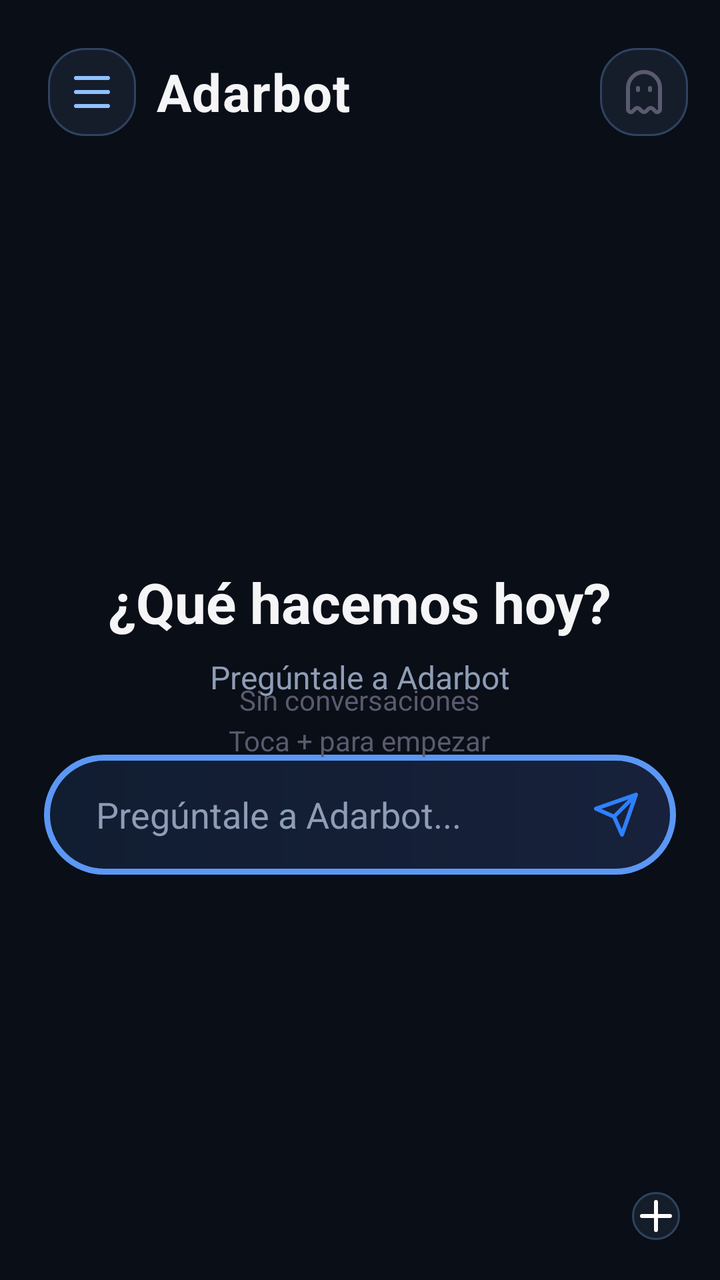
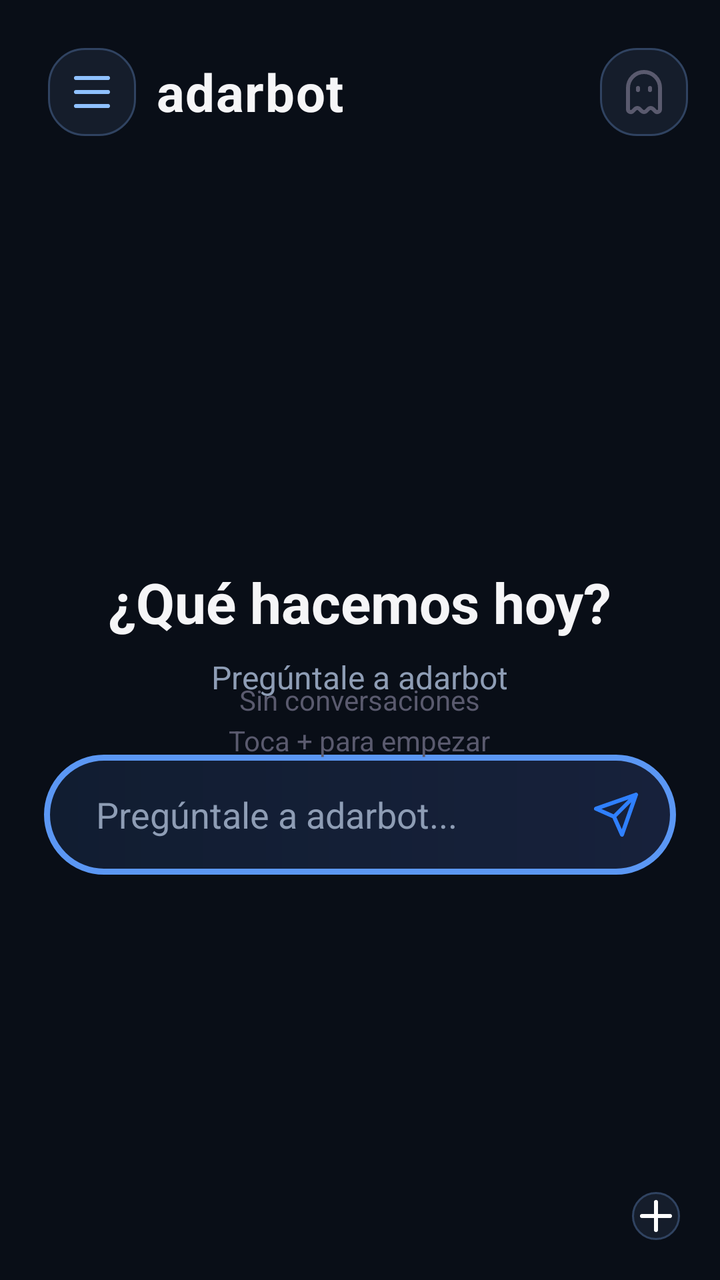

Compare the two renders of this Android layout. The source of the first and the diff that turns it into the second are given below.
<!-- AndroidManifest.xml: application theme Theme.NemotronVoiceIME -->
<!-- res/layout/activity_chats.xml -->
<?xml version="1.0" encoding="utf-8"?>
<LinearLayout xmlns:android="http://schemas.android.com/apk/res/android"
    xmlns:app="http://schemas.android.com/apk/res-auto"
    android:layout_width="match_parent"
    android:layout_height="match_parent"
    android:background="#090E17"
    android:orientation="vertical">

    <LinearLayout
        android:layout_width="match_parent"
        android:layout_height="wrap_content"
        android:gravity="center_vertical"
        android:orientation="horizontal"
        android:paddingLeft="24dp"
        android:paddingTop="24dp"
        android:paddingRight="16dp"
        android:paddingBottom="12dp">

        <ImageButton
            android:id="@+id/menuBtn"
            android:layout_width="44dp"
            android:layout_height="44dp"
            android:layout_marginRight="10dp"
            android:background="@drawable/bg_chip"
            android:contentDescription="Menu de Adarbot"
            android:padding="10dp"
            android:src="@drawable/ic_menu"
            android:tint="#8FC1FF" />

        <LinearLayout
            android:layout_width="0dp"
            android:layout_height="wrap_content"
            android:layout_weight="1"
            android:orientation="vertical">

        <TextView
            android:id="@+id/homeGreeting"
            android:layout_width="wrap_content"
                android:layout_height="wrap_content"
                android:text="Adarbot"
                android:textColor="#F5F5F7"
                android:textSize="26sp"
                android:textStyle="bold"
                android:letterSpacing="0.02" />

        </LinearLayout>

        <ImageButton
            android:id="@+id/incognitoBtn"
            android:layout_width="44dp"
            android:layout_height="44dp"
            android:background="@drawable/bg_chip"
            android:contentDescription="Modo incognito"
            android:src="@drawable/ic_ghost"
            android:tint="#5A5A6E"
            android:padding="10dp" />
    </LinearLayout>

    <FrameLayout
        android:layout_width="match_parent"
        android:layout_height="0dp"
        android:layout_weight="1">

        <LinearLayout
            android:id="@+id/homeContent"
            android:layout_width="match_parent"
            android:layout_height="match_parent"
            android:gravity="center"
            android:orientation="vertical">
            <TextView
                android:layout_width="wrap_content"
                android:layout_height="wrap_content"
                android:text="¿Qué hacemos hoy?"
                android:textColor="#F5F5F7"
                android:textSize="28sp"
                android:textStyle="bold" />
            <TextView
                android:layout_width="wrap_content"
                android:layout_height="wrap_content"
                android:layout_marginTop="8dp"
                android:text="Pregúntale a Adarbot"
                android:textColor="#8E9DB5"
                android:textSize="16sp" />
            <LinearLayout
                android:layout_width="match_parent"
                android:layout_height="wrap_content"
                android:layout_marginLeft="22dp"
                android:layout_marginTop="28dp"
                android:layout_marginRight="22dp"
                android:background="@drawable/bg_float_bar"
                android:gravity="center_vertical"
                android:paddingLeft="12dp"
                android:paddingTop="8dp"
                android:paddingRight="8dp"
                android:paddingBottom="8dp">
                <EditText
                    android:id="@+id/homeInput"
                    android:layout_width="0dp"
                    android:layout_height="44dp"
                    android:layout_weight="1"
                    android:background="@android:color/transparent"
                    android:hint="Pregúntale a Adarbot..."
                    android:imeOptions="actionSend"
                    android:maxLines="1"
                    android:paddingLeft="14dp"
                    android:paddingRight="8dp"
                    android:textColor="#EDEDF0"
                    android:textColorHint="#8E9DB5" />
                <ImageButton
                    android:id="@+id/homeSend"
                    android:layout_width="44dp"
                    android:layout_height="44dp"
                    android:background="@android:color/transparent"
                    android:contentDescription="Enviar"
                    android:padding="10dp"
                    android:src="@drawable/ic_send"
                    android:tint="#2F80FF" />
            </LinearLayout>
        </LinearLayout>

        <androidx.recyclerview.widget.RecyclerView
            android:id="@+id/recyclerChats"
            android:layout_width="match_parent"
            android:layout_height="match_parent"
            android:clipToPadding="false"
            android:paddingBottom="96dp" />

        <TextView
            android:id="@+id/emptyView"
            android:layout_width="wrap_content"
            android:layout_height="wrap_content"
            android:layout_gravity="center"
            android:gravity="center"
            android:lineSpacingExtra="4dp"
            android:text="Sin conversaciones\nToca + para empezar"
            android:textColor="#5A5A6E"
            android:textSize="14sp" />

        <ImageButton
            android:id="@+id/fabNew"
            android:layout_width="wrap_content"
            android:layout_height="wrap_content"
            android:layout_gravity="end|bottom"
            android:layout_margin="20dp"
            android:background="@drawable/bg_chip"
            android:contentDescription="Nueva conversacion"
            android:src="@drawable/ic_plus"
            android:tint="#FFFFFF" />
    </FrameLayout>
</LinearLayout>
<!-- resources referenced by this layout -->
<resources>
  <!-- drawable bg_chip (drawable) -->
  <shape xmlns:android="http://schemas.android.com/apk/res/android"
      android:shape="rectangle">
      <solid android:color="#151D2B" />
      <stroke android:width="1dp" android:color="#304361" />
      <corners android:radius="18dp" />
  </shape>
  <!-- drawable bg_float_bar (drawable) -->
  <shape xmlns:android="http://schemas.android.com/apk/res/android" android:shape="rectangle">
      <gradient android:angle="0" android:startColor="#111D31" android:endColor="#17213B" />
      <stroke android:width="3dp" android:color="#5B97F4" />
      <corners android:radius="36dp" />
  </shape>
  <!-- drawable ic_ghost (drawable) -->
  <vector xmlns:android="http://schemas.android.com/apk/res/android" android:width="24dp" android:height="24dp" android:viewportWidth="24" android:viewportHeight="24">
      <path android:fillColor="#00000000" android:strokeColor="#FFFFFFFF" android:strokeWidth="2" android:strokeLineCap="round" android:strokeLineJoin="round" android:pathData="M15,10L15,11M9,10L9,11M7.53,20.47A1.6,1.6 0,0 1,9.8,20.47L10.86,21.53A1.6,1.6 0,0 0,13.14,21.53L14.2,20.47A1.6,1.6 0,0 1,16.48,20.47L17.59,21.59A1.4,1.4 0,0 0,20,20.59L20,10A8,8 0,0 0,4,10L4,20.59A1.4,1.4 0,0 0,6.41,21.59Z" />
  </vector>
  <!-- drawable ic_menu (drawable) -->
  <vector xmlns:android="http://schemas.android.com/apk/res/android" android:width="24dp" android:height="24dp" android:viewportWidth="24" android:viewportHeight="24">
      <path android:fillColor="#00000000" android:strokeColor="#FFFFFFFF" android:strokeWidth="2" android:strokeLineCap="round" android:pathData="M4,5L20,5M4,12L20,12M4,19L20,19" />
  </vector>
  <!-- drawable ic_plus (drawable) -->
  <vector xmlns:android="http://schemas.android.com/apk/res/android" android:width="24dp" android:height="24dp" android:viewportWidth="24" android:viewportHeight="24">
      <path android:fillColor="#00000000" android:strokeColor="#FFFFFFFF" android:strokeWidth="2" android:strokeLineCap="round" android:pathData="M5,12L19,12M12,5L12,19" />
  </vector>
  <!-- drawable ic_send (drawable) -->
  <vector xmlns:android="http://schemas.android.com/apk/res/android" android:width="24dp" android:height="24dp" android:viewportWidth="24" android:viewportHeight="24">
      <path android:fillColor="#00000000" android:strokeColor="#FFFFFFFF" android:strokeWidth="2" android:strokeLineCap="round" android:strokeLineJoin="round" android:pathData="M22,2L11,13M22,2L15,22L11,13L2,9Z" />
  </vector>
  <style name="Theme.NemotronVoiceIME" parent="Theme.Material3.DayNight.NoActionBar">
          <item name="colorPrimary">@color/accent</item>
          <item name="colorPrimaryVariant">@color/accent_dark</item>
          <item name="colorOnPrimary">@color/text_light</item>
          <item name="android:statusBarColor">@color/bg_primary</item>
      </style>
  <color name="accent">#76B900</color>
  <color name="accent_dark">#5A8C00</color>
  <color name="text_light">#FFFFFF</color>
  <color name="bg_primary">#1A1A2E</color>
</resources>

<!-- the commit's change to res/layout/activity_chats.xml (unified diff, before → after) -->
@@ -22,7 +22,7 @@
             android:layout_height="44dp"
             android:layout_marginRight="10dp"
             android:background="@drawable/bg_chip"
-            android:contentDescription="Menu de Adarbot"
+            android:contentDescription="Menu de adarbot"
             android:padding="10dp"
             android:src="@drawable/ic_menu"
             android:tint="#8FC1FF" />
@@ -37,7 +37,7 @@
             android:id="@+id/homeGreeting"
             android:layout_width="wrap_content"
                 android:layout_height="wrap_content"
-                android:text="Adarbot"
+                android:text="adarbot"
                 android:textColor="#F5F5F7"
                 android:textSize="26sp"
                 android:textStyle="bold"
@@ -78,7 +78,7 @@
                 android:layout_width="wrap_content"
                 android:layout_height="wrap_content"
                 android:layout_marginTop="8dp"
-                android:text="Pregúntale a Adarbot"
+                android:text="Pregúntale a adarbot"
                 android:textColor="#8E9DB5"
                 android:textSize="16sp" />
             <LinearLayout
@@ -99,7 +99,7 @@
                     android:layout_height="44dp"
                     android:layout_weight="1"
                     android:background="@android:color/transparent"
-                    android:hint="Pregúntale a Adarbot..."
+                    android:hint="Pregúntale a adarbot..."
                     android:imeOptions="actionSend"
                     android:maxLines="1"
                     android:paddingLeft="14dp"
